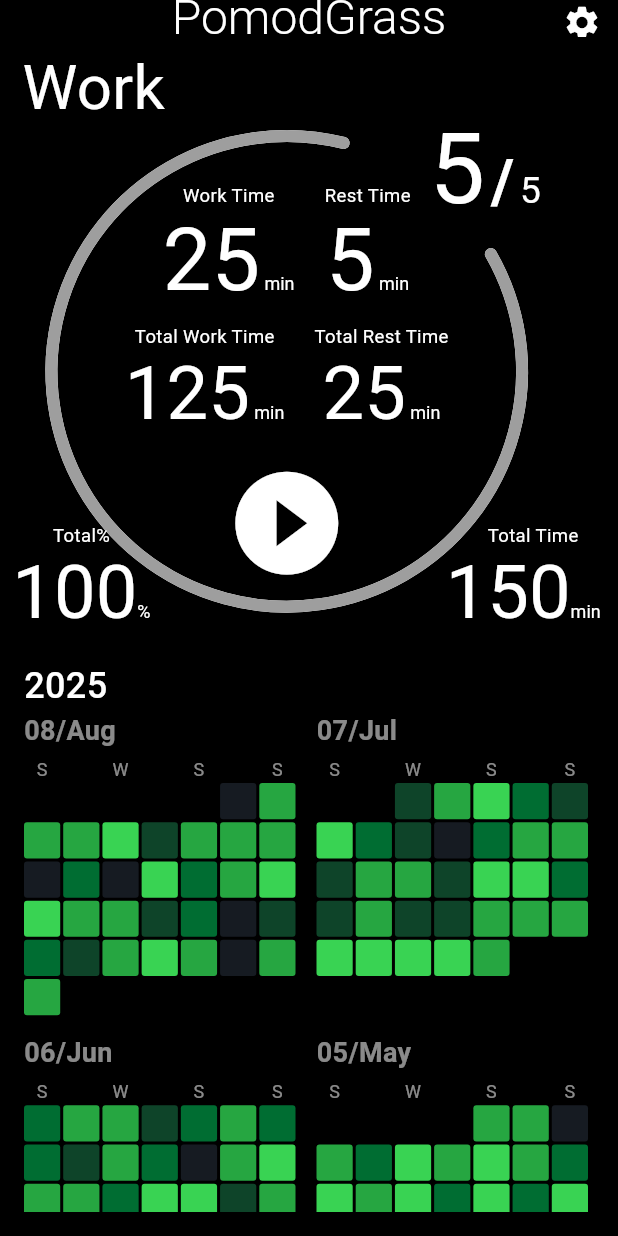
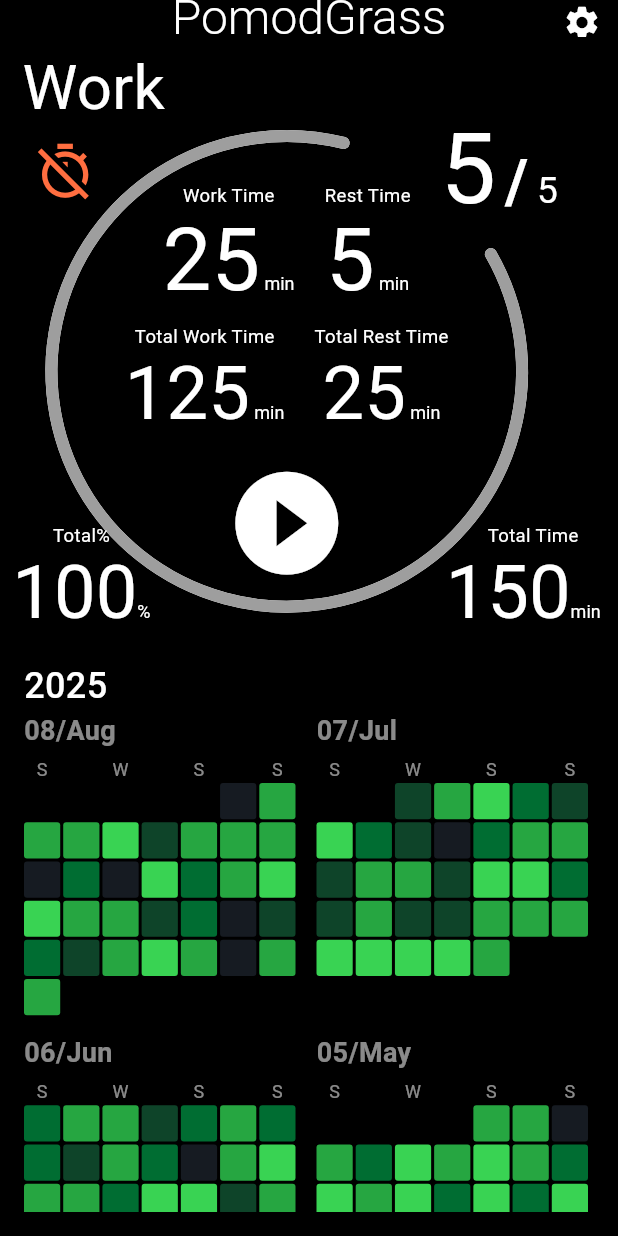
Before and after one commit to KoukiMori/pomodd_kusa, a Flutter app: the screen it shows after launch, on a phone screen of 412 x 824 dp. Run offline on Flutter 3.47's test engine with Material 3 defaults, Android fonts, the phone set to English and light mode, and no system bars; our stand-ins replace google_fonts, shared_preferences.

Commit message:
chore: minor UI/code formatting tweaks

```diff
--- a/lib/main_page.dart
+++ b/lib/main_page.dart
@@ -557,6 +557,18 @@ class _MainPageState extends State<MainPage>
                   ),
                 ),
                 Positioned(
+                  top: screenSize.width * .15,
+                  left: screenSize.width * .036,
+                  child: IconButton(
+                    onPressed: () {},
+                    icon: Icon(
+                      Icons.timer_off_outlined,
+                      size: screenSize.width * .1,
+                      color: Colors.deepOrangeAccent,
+                    ),
+                  ),
+                ),
+                Positioned(
                   top: screenSize.width * .16,
                   right: screenSize.width * .036,
                   child: SizedBox(
@@ -671,7 +683,7 @@ class _MainPageState extends State<MainPage>
                 Positioned(
                   top: screenSize.width * .12,
                   // 10/10 の位置はそのまま、9以下（1桁）の場合は少し左へ寄せる
-                  right: screenSize.width * (.12 + (resp < 10 ? .0 : -.08)),
+                  right: screenSize.width * (.12 + (resp < 10 ? -.03 : -.09)),
                   child: GestureDetector(
                     onTap: () => _onTapSettings(screenSize),
                     child: RichText(
@@ -681,7 +693,7 @@ class _MainPageState extends State<MainPage>
                         style: GoogleFonts.roboto(
                           color: Colors.white,
                           fontSize: screenSize.width * .16,
-                          letterSpacing: 4,
+                          letterSpacing: resp < 10 ? 6 : -2,
                         ),
                         children: [
                           TextSpan(
@@ -690,14 +702,14 @@ class _MainPageState extends State<MainPage>
                               fontSize: screenSize.width * .1,
                               fontWeight: FontWeight.bold,
                               color: Colors.white,
-                              letterSpacing: 4,
+                              letterSpacing: resp < 10 ? 6 : 1,
                             ),
                           ),
                           TextSpan(
                             text: resp.toString(),
                             style: GoogleFonts.roboto(
                               fontSize: screenSize.width * .06,
-                              letterSpacing: 4,
+                              letterSpacing: resp < 10 ? 6 : 1,
                             ),
                           ),
                         ],
```
